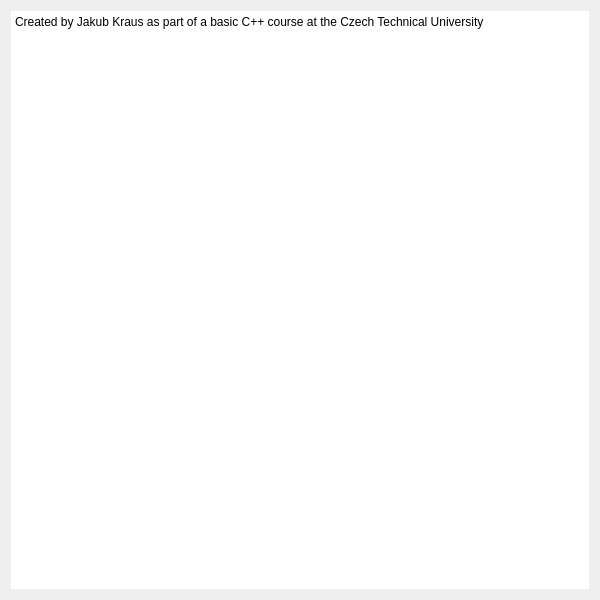
Qt form Panes/about_pane.ui (JX5S/HadesVR_GUI_Tool) before a commit.
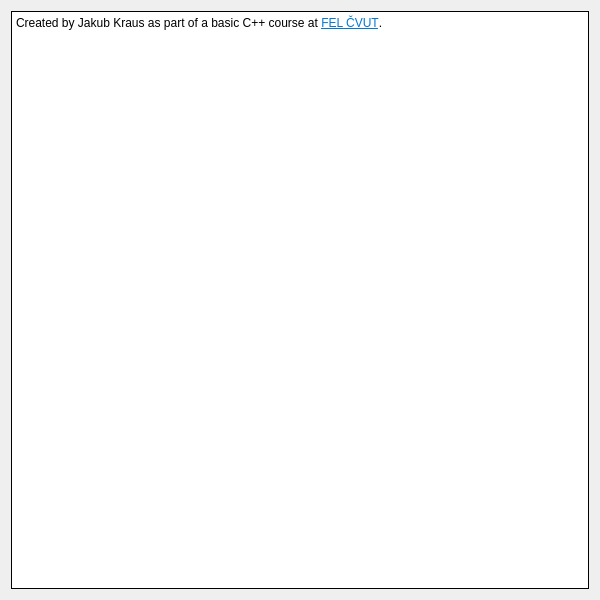
The same form after that commit.

What changed in the file:
```diff
--- a/Panes/about_pane.ui
+++ b/Panes/about_pane.ui
@@ -26,7 +26,7 @@
       <bool>false</bool>
      </property>
      <property name="frameShape">
-      <enum>QFrame::NoFrame</enum>
+      <enum>QFrame::Box</enum>
      </property>
      <property name="frameShadow">
       <enum>QFrame::Plain</enum>
@@ -39,7 +39,10 @@
 li.unchecked::marker { content: &quot;\2610&quot;; }
 li.checked::marker { content: &quot;\2612&quot;; }
 &lt;/style&gt;&lt;/head&gt;&lt;body style=&quot; font-family:'Segoe UI'; font-size:9pt; font-weight:400; font-style:normal;&quot;&gt;
-&lt;p style=&quot; margin-top:0px; margin-bottom:0px; margin-left:0px; margin-right:0px; -qt-block-indent:0; text-indent:0px;&quot;&gt;Created by Jakub Kraus as part of a basic C++ course at the Czech Technical University&lt;/p&gt;&lt;/body&gt;&lt;/html&gt;</string>
+&lt;p style=&quot; margin-top:0px; margin-bottom:0px; margin-left:0px; margin-right:0px; -qt-block-indent:0; text-indent:0px;&quot;&gt;Created by Jakub Kraus as part of a basic C++ course at &lt;a href=&quot;https://fel.cvut.cz/en&quot;&gt;&lt;span style=&quot; text-decoration: underline; color:#0078d7;&quot;&gt;FEL ČVUT&lt;/span&gt;&lt;/a&gt;.&lt;/p&gt;&lt;/body&gt;&lt;/html&gt;</string>
+     </property>
+     <property name="openExternalLinks">
+      <bool>true</bool>
      </property>
     </widget>
    </item>
```
